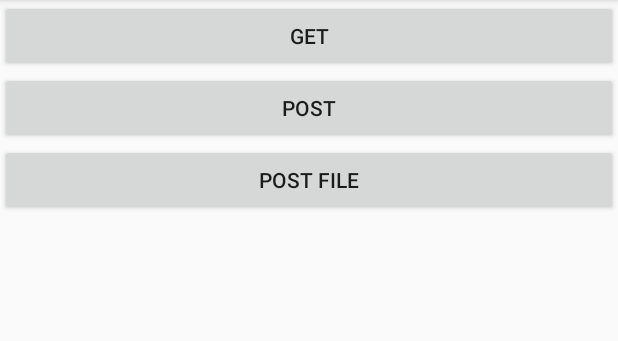
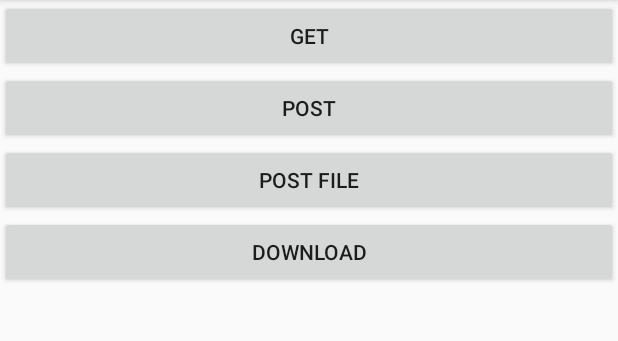
Before and after one commit to yangzhongxu/OkHttp, an Android app: the screen it shows after launch (MainActivity), on a phone screen of 412 x 824 dp, the part 84-425 px from its top. Run offline under Robolectric (Android 15) with nearby library versions, the phone set to English and light mode, and no system bars.

Commit message:
demo down load file

```diff
--- a/demo/src/main/res/layout/activity_main.xml
+++ b/demo/src/main/res/layout/activity_main.xml
@@ -23,4 +23,11 @@
         android:layout_width="match_parent"
         android:layout_height="wrap_content" />
 
+
+    <Button
+        android:onClick="download"
+        android:text="download"
+        android:layout_width="match_parent"
+        android:layout_height="wrap_content" />
+
 </LinearLayout>
--- a/library/src/main/java/yzx/ook/lib/OKClient.java
+++ b/library/src/main/java/yzx/ook/lib/OKClient.java
@@ -152,7 +152,8 @@ public class OKClient {
     private void publishProgress(final OKDownLoadCallback callback, final long total , final long current){
             mHandler.post(new Runnable() {
                 public void run() {
-                    callback.onProgress((int)(1000 * current / total));
+                    try{ callback.onProgress((int)(1000 * current / total)); }
+                    catch(Exception e){ callback.onProgress(1000); }
                 }
             });
     }
```
Also changed, not shown: demo/src/main/java/yzx/ook/demo/MainActivity.java (+20 -0 lines).
